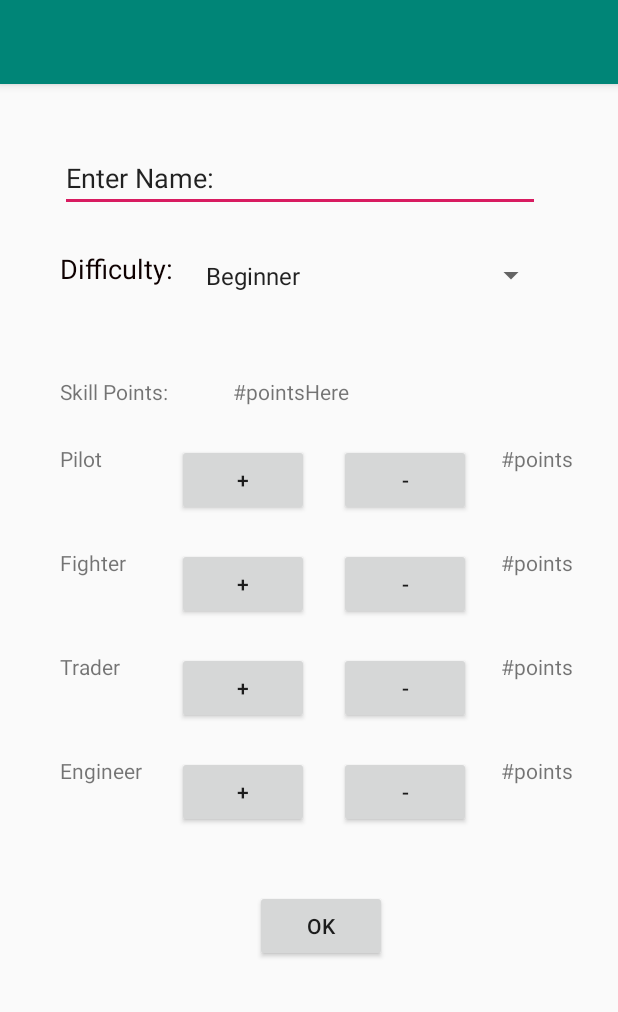
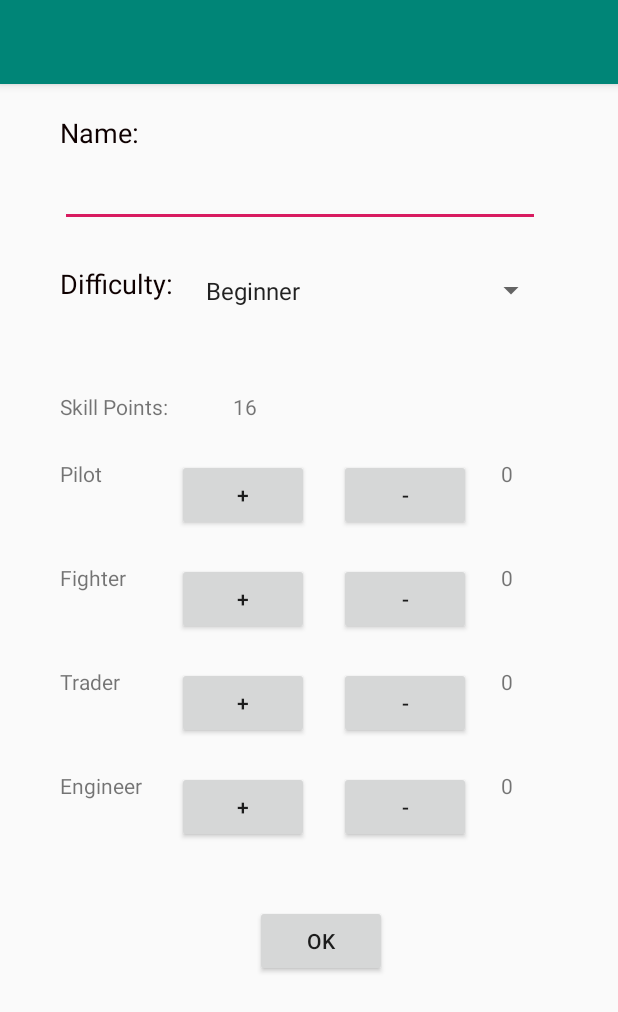
Before and after one commit to heejoojin/space_trader, an Android app: the screen it shows after launch (MainActivity), on a phone screen of 412 x 824 dp. Shown: the top 1012 px of the screen. Run offline under Robolectric (Android 15) with nearby library versions, the phone set to English and light mode, and no system bars.

Commit message:
Edited MainActivity File
- Allows the player to allocate their skill points (should have 16 available) (Pilot, Fighter, Trader, Engineer)

```diff
--- a/M4/app/src/main/java/com/example/m4/viewmodels/ConfigurationViewModel.java
+++ b/M4/app/src/main/java/com/example/m4/viewmodels/ConfigurationViewModel.java
@@ -12,5 +12,6 @@ public class ConfigurationViewModel extends AndroidViewModel {
 
     public ConfigurationViewModel(@NonNull Application application) {
         super(application);
+
     }
 }
--- a/M4/app/src/main/java/com/example/m4/views/MainActivity.java
+++ b/M4/app/src/main/java/com/example/m4/views/MainActivity.java
@@ -1,21 +1,49 @@
 package com.example.m4.views;
 
-import android.arch.lifecycle.ViewModelProviders;
+// import android.arch.lifecycle.ViewModelProviders;
 import android.support.v7.app.AppCompatActivity;
 import android.os.Bundle;
+import android.view.View.OnClickListener;
 import android.widget.ArrayAdapter;
 // import android.widget.EditText;
 import android.widget.Spinner;
-// import android.widget.TextView;
+import android.widget.TextView;
+import android.view.View;
+import android.widget.Button;
 
 import com.example.m4.R;
-import com.example.m4.viewmodels.ConfigurationViewModel;
 
-public class MainActivity extends AppCompatActivity {
+import org.w3c.dom.Text;
+// import com.example.m4.viewmodels.ConfigurationViewModel;
+
+public class MainActivity extends AppCompatActivity implements OnClickListener {
 
     // private ConfigurationViewModel viewModel;
 
     private Spinner difficultySpinner;
+    private TextView score;
+
+    private Button pilot_plus;
+    private Button pilot_minus;
+    private Button fighter_plus;
+    private Button fighter_minus;
+    private Button trader_plus;
+    private Button trader_minus;
+    private Button engineer_plus;
+    private Button engineer_minus;
+
+    private TextView pilot_points;
+    private TextView fighter_points;
+    private TextView trader_points;
+    private TextView engineer_points;
+
+
+    int int_score = 16;
+
+    int pilot = 0;
+    int fighter = 0;
+    int trader = 0;
+    int engineer = 0;
 
     @Override
     protected void onCreate(Bundle savedInstanceState) {
@@ -29,6 +57,113 @@ public class MainActivity extends AppCompatActivity {
         difficultyAdapter.setDropDownViewResource(android.R.layout.simple_spinner_dropdown_item);
         difficultySpinner.setAdapter(difficultyAdapter);
 
+        score = findViewById(R.id.skill_points_number);
+
+        pilot_points = findViewById(R.id.pilot_points);
+        fighter_points = findViewById(R.id.fighter_points);
+        trader_points = findViewById(R.id.trader_points);
+        engineer_points = findViewById(R.id.engineer_points);
+
+
         // viewModel = ViewModelProviders.of(this).get(ConfigurationViewModel.class);
+        pilot_plus = findViewById(R.id.pilot_plus);
+        pilot_plus.setOnClickListener(this);
+
+        pilot_minus = findViewById(R.id.pilot_minus);
+        pilot_minus.setOnClickListener(this);
+
+        fighter_plus = findViewById(R.id.fighter_plus);
+        fighter_plus.setOnClickListener(this);
+
+        fighter_minus = findViewById(R.id.fighter_minus);
+        fighter_minus.setOnClickListener(this);
+
+        trader_plus = findViewById(R.id.trader_plus);
+        trader_plus.setOnClickListener(this);
+
+        trader_minus = findViewById(R.id.trader_minus);
+        trader_minus.setOnClickListener(this);
+
+        engineer_plus = findViewById(R.id.engineer_plus);
+        engineer_plus.setOnClickListener(this);
+
+        engineer_minus = findViewById(R.id.engineer_minus);
+        engineer_minus.setOnClickListener(this);
+
     }
+
+    @Override
+    public void onClick (View v) {
+
+        if (int_score <= 16 && int_score >= 0) {
+
+            if (v.getId() == R.id.pilot_plus ||
+                    v.getId() == R.id.fighter_plus ||
+                    v.getId() == R.id.trader_plus ||
+                    v.getId() == R.id.engineer_plus) {
+                if (int_score != 0) {
+
+                    if (v.getId() == R.id.pilot_plus && pilot < 16) {
+                        pilot++;
+                        pilot_points.setText(String.valueOf(pilot));
+                        int_score--;
+                        score.setText(String.valueOf(int_score));
+
+                    } else if (v.getId() == R.id.fighter_plus && fighter < 16) {
+                        fighter++;
+                        fighter_points.setText(String.valueOf(fighter));
+                        int_score--;
+                        score.setText(String.valueOf(int_score));
+
+                    } else if (v.getId() == R.id.trader_plus && trader < 16) {
+                        trader++;
+                        trader_points.setText(String.valueOf(trader));
+                        int_score--;
+                        score.setText(String.valueOf(int_score));
+
+                    } else if (v.getId() == R.id.engineer_plus && engineer < 16) {
+                        engineer++;
+                        engineer_points.setText(String.valueOf(engineer));
+                        int_score--;
+                        score.setText(String.valueOf(int_score));
+
+                    }
+                }
+            }
+            if (v.getId() == R.id.pilot_minus ||
+                    v.getId() == R.id.fighter_minus ||
+                    v.getId() == R.id.trader_minus ||
+                    v.getId() == R.id.engineer_minus) {
+                if (int_score != 16) {
+
+                    if (v.getId() == R.id.pilot_minus && pilot > 0) {
+                        pilot--;
+                        pilot_points.setText(String.valueOf(pilot));
+                        int_score++;
+                        score.setText(String.valueOf(int_score));
+
+                    } else if (v.getId() == R.id.fighter_minus && fighter > 0) {
+                        fighter--;
+                        fighter_points.setText(String.valueOf(fighter));
+                        int_score++;
+                        score.setText(String.valueOf(int_score));
+
+                    } else if (v.getId() == R.id.trader_minus && trader > 0) {
+                        trader--;
+                        trader_points.setText(String.valueOf(trader));
+                        int_score++;
+                        score.setText(String.valueOf(int_score));
+
+                    } else if (v.getId() == R.id.engineer_minus && engineer > 0){
+                        engineer--;
+                        engineer_points.setText(String.valueOf(engineer));
+                        int_score++;
+                        score.setText(String.valueOf(int_score));
+
+                    }
+                }
+            }
+        }
+    }
+
 }
--- a/M4/app/src/main/res/layout/activity_main.xml
+++ b/M4/app/src/main/res/layout/activity_main.xml
@@ -5,7 +5,8 @@
     xmlns:tools="http://schemas.android.com/tools"
     android:layout_width="match_parent"
     android:layout_height="match_parent"
-    android:fitsSystemWindows="true">
+    android:fitsSystemWindows="true"
+    tools:context=".views.MainActivity">
 
 
     <include layout="@layout/content_main"/>
--- a/M4/app/src/main/res/layout/content_main.xml
+++ b/M4/app/src/main/res/layout/content_main.xml
@@ -8,17 +8,30 @@
     android:layout_width="match_parent"
     android:layout_height="match_parent"
 
-    tools:showIn="@layout/activity_main">
+    tools:showIn="@layout/activity_main"
+    tools:context=".views.MainActivity">
 
+    <TextView
+        android:id="@+id/name_view"
+        android:layout_width="wrap_content"
+        android:layout_height="wrap_content"
+        android:layout_marginTop="20dp"
+        android:text="Name: "
+        app:layout_constraintTop_toTopOf="parent"
+        app:layout_constraintStart_toStartOf="parent"
+        android:textColor="#0E0000"
+        android:textSize="18sp"
+
+        android:layout_marginLeft="40dp" android:layout_marginStart="40dp"/>
 
     <EditText
         android:layout_width="wrap_content"
         android:layout_height="wrap_content"
         android:inputType="textPersonName"
-        android:text="Enter Name: "
+        android:text=""
         android:ems="15"
         android:id="@+id/name_input" app:layout_constraintTop_toTopOf="parent"
-        android:layout_marginTop="40dp" app:layout_constraintStart_toStartOf="parent"
+        android:layout_marginTop="50dp" app:layout_constraintStart_toStartOf="parent"
         android:layout_marginLeft="40dp" android:layout_marginStart="40dp"/>
 
     <TextView
@@ -46,7 +59,7 @@
         android:layout_marginStart="40dp" android:layout_marginTop="60dp"
         app:layout_constraintTop_toBottomOf="@+id/difficulty_header"/>
     <TextView
-        android:text="#pointsHere"
+        android:text="16"
         android:layout_width="wrap_content"
         android:layout_height="wrap_content"
         android:id="@+id/skill_points_number" android:layout_marginLeft="40dp" android:layout_marginStart="40dp"
@@ -141,28 +154,28 @@
         app:layout_constraintTop_toTopOf="@+id/engineer_header"
         app:layout_constraintStart_toStartOf="@+id/pilot_minus"/>
     <TextView
-        android:text="#points"
+        android:text="0"
         android:layout_width="wrap_content"
         android:layout_height="wrap_content"
         android:id="@+id/pilot_points" app:layout_constraintStart_toEndOf="@+id/pilot_minus"
         android:layout_marginLeft="20dp" android:layout_marginStart="20dp"
         app:layout_constraintTop_toTopOf="@+id/pilot_header"/>
     <TextView
-        android:text="#points"
+        android:text="0"
         android:layout_width="wrap_content"
         android:layout_height="wrap_content"
         android:id="@+id/fighter_points" app:layout_constraintStart_toEndOf="@+id/fighter_minus"
         android:layout_marginLeft="20dp" android:layout_marginStart="20dp"
         app:layout_constraintTop_toTopOf="@+id/fighter_header"/>
     <TextView
-        android:text="#points"
+        android:text="0"
         android:layout_width="wrap_content"
         android:layout_height="wrap_content"
         android:id="@+id/trader_points" app:layout_constraintStart_toEndOf="@+id/trader_minus"
         android:layout_marginLeft="20dp" android:layout_marginStart="20dp"
         app:layout_constraintTop_toTopOf="@+id/trader_header"/>
     <TextView
-        android:text="#points"
+        android:text="0"
         android:layout_width="wrap_content"
         android:layout_height="wrap_content"
         android:id="@+id/engineer_points" app:layout_constraintStart_toEndOf="@+id/engineer_minus"
@@ -178,4 +191,6 @@
         app:layout_constraintStart_toEndOf="@+id/engineer_header"
         app:layout_constraintTop_toBottomOf="@+id/engineer_header"/>
 
+
+
 </android.support.constraint.ConstraintLayout>
```
